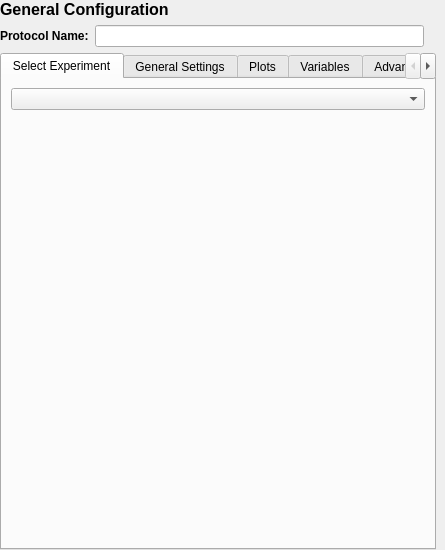
This is nomad_camels/gui/general_protocol_settings.ui in FAU-LAP/NOMAD-CAMELS as Qt 5 draws it before an edit. The edited form follows.
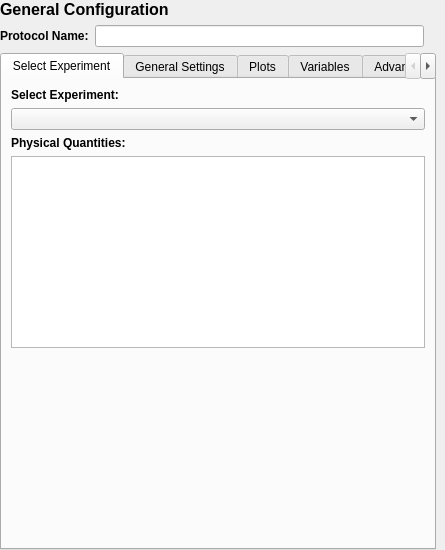
This is the edited form. Custom widgets are drawn as their Qt base class.

Commit message: Add gui element for Physical Quantites

Patch:
```diff
--- a/nomad_camels/gui/general_protocol_settings.ui
+++ b/nomad_camels/gui/general_protocol_settings.ui
@@ -39,6 +39,18 @@
        <string>Select Experiment</string>
       </attribute>
       <layout class="QVBoxLayout" name="verticalLayout_2">
+        <item>
+         <widget class="QLabel" name="label_experiment_selector">
+          <property name="font">
+           <font>
+            <bold>true</bold>
+           </font>
+          </property>
+          <property name="text">
+           <string>Select Experiment:</string>
+          </property>
+         </widget>
+        </item>
        <item>
         <widget class="QComboBox" name="combo_exp_select">
          <property name="toolTip">
@@ -46,6 +58,25 @@
          </property>
         </widget>
        </item>
+        <item>
+         <widget class="QLabel" name="label_quantities">
+          <property name="font">
+           <font>
+            <bold>true</bold>
+           </font>
+          </property>
+          <property name="text">
+           <string>Physical Quantities:</string>
+          </property>
+         </widget>
+        </item>
+        <item>
+         <widget class="QListWidget" name="physical_quantities_list">
+          <property name="toolTip">
+           <string>Physical quantities associated with the selected experiment.</string>
+          </property>
+         </widget>
+        </item>
        <item>
         <spacer name="verticalSpacer">
          <property name="orientation">
```
The commit also changes 1 other file.
